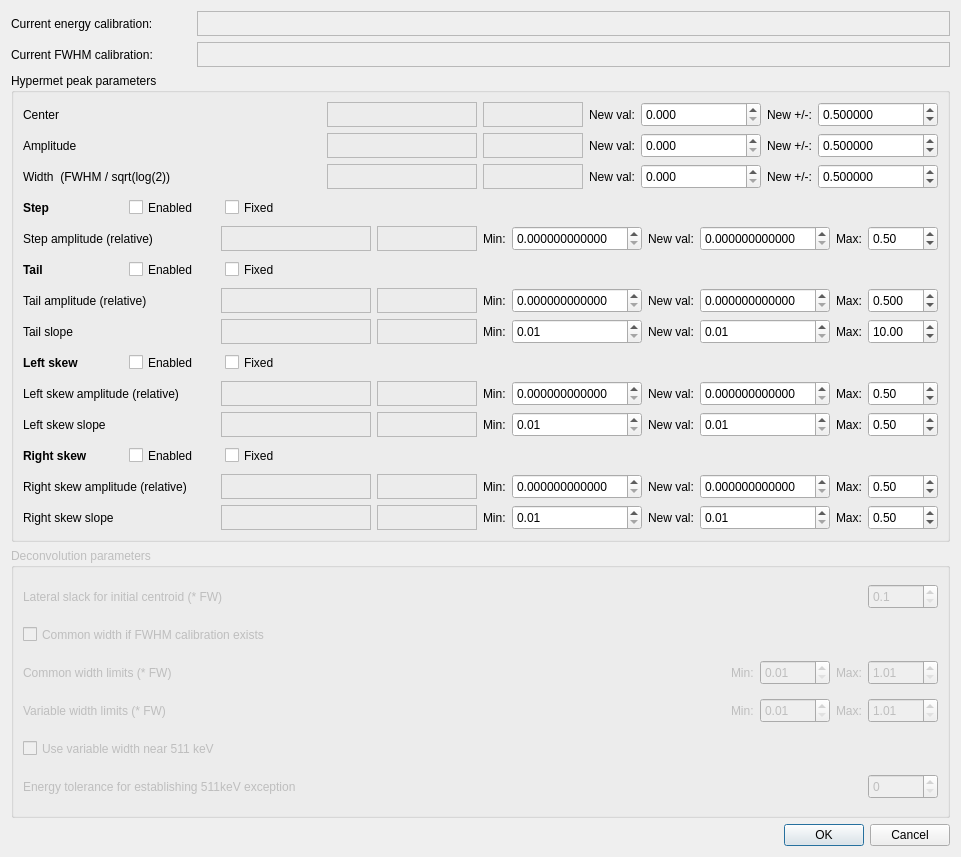
martukas/daquiri-qpx, file source/gui/fitter/FormPeakInfo.ui: the form before one commit.
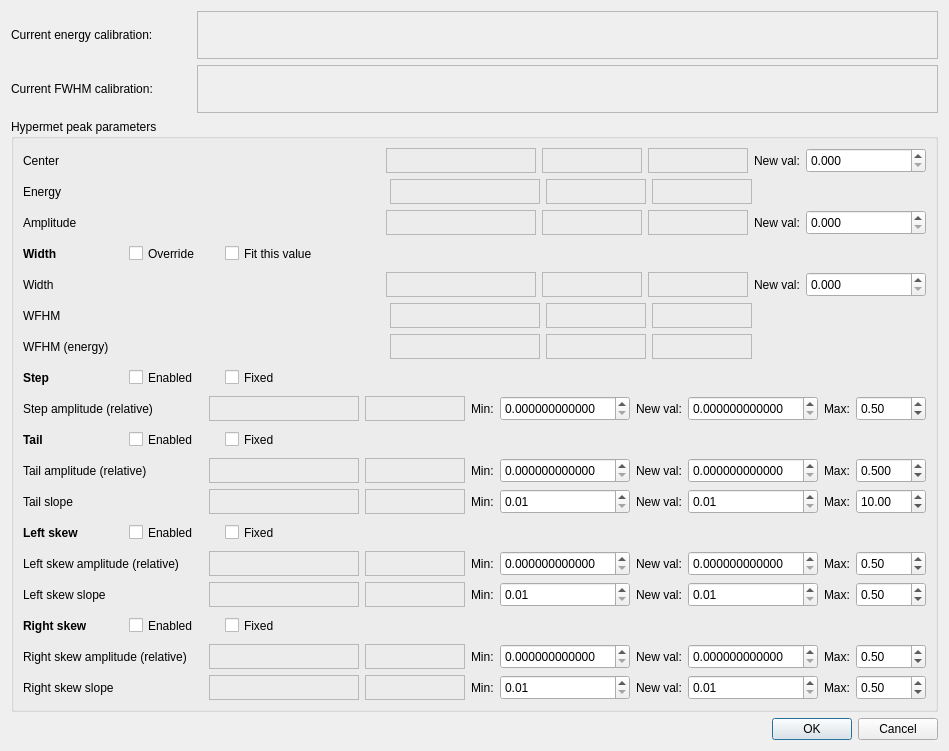
The form after the commit. Icons and pictures are not drawn.

Commit message: "better peak info; updates #6"

```diff
--- a/source/gui/fitter/FormPeakInfo.ui
+++ b/source/gui/fitter/FormPeakInfo.ui
@@ -6,8 +6,8 @@
    <rect>
     <x>0</x>
     <y>0</y>
-    <width>961</width>
-    <height>857</height>
+    <width>949</width>
+    <height>751</height>
    </rect>
   </property>
   <property name="sizePolicy">
@@ -32,7 +32,7 @@
         <string>Hypermet peak parameters</string>
        </property>
        <layout class="QGridLayout" name="gridLayout_3">
-        <item row="1" column="0">
+        <item row="2" column="0">
          <layout class="QHBoxLayout" name="horizontalLayout_33">
           <item>
            <widget class="QLabel" name="label_50">
@@ -81,6 +81,34 @@
             </property>
            </widget>
           </item>
+          <item>
+           <widget class="QLabel" name="labelAmplitudeUncert">
+            <property name="minimumSize">
+             <size>
+              <width>100</width>
+              <height>25</height>
+             </size>
+            </property>
+            <property name="maximumSize">
+             <size>
+              <width>100</width>
+              <height>16777215</height>
+             </size>
+            </property>
+            <property name="frameShape">
+             <enum>QFrame::StyledPanel</enum>
+            </property>
+            <property name="frameShadow">
+             <enum>QFrame::Sunken</enum>
+            </property>
+            <property name="lineWidth">
+             <number>2</number>
+            </property>
+            <property name="text">
+             <string/>
+            </property>
+           </widget>
+          </item>
           <item>
            <widget class="QLabel" name="labelAmplitudePercent">
             <property name="minimumSize">
@@ -162,65 +190,9 @@
             </property>
            </widget>
           </item>
-          <item>
-           <widget class="QLabel" name="label_55">
-            <property name="sizePolicy">
-             <sizepolicy hsizetype="Maximum" vsizetype="Preferred">
-              <horstretch>0</horstretch>
-              <verstretch>0</verstretch>
-             </sizepolicy>
-            </property>
-            <property name="minimumSize">
-             <size>
-              <width>0</width>
-              <height>25</height>
-             </size>
-            </property>
-            <property name="maximumSize">
-             <size>
-              <width>16777215</width>
-              <height>25</height>
-             </size>
-            </property>
-            <property name="text">
-             <string>New +/-:</string>
-            </property>
-           </widget>
-          </item>
-          <item>
-           <widget class="QDoubleSpinBox" name="doubleAmplitudeEpsilon">
-            <property name="minimumSize">
-             <size>
-              <width>120</width>
-              <height>25</height>
-             </size>
-            </property>
-            <property name="maximumSize">
-             <size>
-              <width>120</width>
-              <height>25</height>
-             </size>
-            </property>
-            <property name="decimals">
-             <number>6</number>
-            </property>
-            <property name="minimum">
-             <double>0.000001000000000</double>
-            </property>
-            <property name="maximum">
-             <double>999999999999999945575230987042816.000000000000000</double>
-            </property>
-            <property name="singleStep">
-             <double>0.100000000000000</double>
-            </property>
-            <property name="value">
-             <double>0.500000000000000</double>
-            </property>
-           </widget>
-          </item>
          </layout>
         </item>
-        <item row="4" column="0">
+        <item row="8" column="0">
          <layout class="QHBoxLayout" name="horizontalLayout_12">
           <item>
            <widget class="QLabel" name="label_12">
@@ -461,7 +433,7 @@
           </item>
          </layout>
         </item>
-        <item row="7" column="0">
+        <item row="11" column="0">
          <layout class="QHBoxLayout" name="horizontalLayout_13">
           <item>
            <widget class="QLabel" name="label_16">
@@ -711,7 +683,7 @@
           </item>
          </layout>
         </item>
-        <item row="8" column="0">
+        <item row="12" column="0">
          <layout class="QHBoxLayout" name="horizontalLayout_18">
           <item>
            <widget class="QLabel" name="label_36">
@@ -961,7 +933,7 @@
           </item>
          </layout>
         </item>
-        <item row="11" column="0">
+        <item row="15" column="0">
          <layout class="QHBoxLayout" name="horizontalLayout_14">
           <item>
            <widget class="QLabel" name="label_20">
@@ -1202,7 +1174,7 @@
           </item>
          </layout>
         </item>
-        <item row="12" column="0">
+        <item row="16" column="0">
          <layout class="QHBoxLayout" name="horizontalLayout_17">
           <item>
            <widget class="QLabel" name="label_32">
@@ -1443,7 +1415,7 @@
           </item>
          </layout>
         </item>
-        <item row="15" column="0">
+        <item row="19" column="0">
          <layout class="QHBoxLayout" name="horizontalLayout_15">
           <item>
            <widget class="QLabel" name="label_24">
@@ -1684,7 +1656,7 @@
           </item>
          </layout>
         </item>
-        <item row="16" column="0">
+        <item row="20" column="0">
          <layout class="QHBoxLayout" name="horizontalLayout_16">
           <item>
            <widget class="QLabel" name="label_28">
@@ -1925,7 +1897,7 @@
           </item>
          </layout>
         </item>
-        <item row="3" column="0">
+        <item row="7" column="0">
          <layout class="QHBoxLayout" name="horizontalLayout_19">
           <item>
            <widget class="QLabel" name="label_4">
@@ -2004,7 +1976,7 @@
           </item>
          </layout>
         </item>
-        <item row="13" column="0">
+        <item row="17" column="0">
          <layout class="QHBoxLayout" name="horizontalLayout_28">
           <item>
            <widget class="QLabel" name="label_7">
@@ -2083,7 +2055,7 @@
           </item>
          </layout>
         </item>
-        <item row="10" column="0">
+        <item row="14" column="0">
          <layout class="QHBoxLayout" name="horizontalLayout_27">
           <item>
            <widget class="QLabel" name="label_6">
@@ -2162,7 +2134,7 @@
           </item>
          </layout>
         </item>
-        <item row="6" column="0">
+        <item row="10" column="0">
          <layout class="QHBoxLayout" name="horizontalLayout_26">
           <item>
            <widget class="QLabel" name="label_5">
@@ -2290,6 +2262,34 @@
             </property>
            </widget>
           </item>
+          <item>
+           <widget class="QLabel" name="labelCenterUncert">
+            <property name="minimumSize">
+             <size>
+              <width>100</width>
+              <height>25</height>
+             </size>
+            </property>
+            <property name="maximumSize">
+             <size>
+              <width>100</width>
+              <height>16777215</height>
+             </size>
+            </property>
+            <property name="frameShape">
+             <enum>QFrame::StyledPanel</enum>
+            </property>
+            <property name="frameShadow">
+             <enum>QFrame::Sunken</enum>
+            </property>
+            <property name="lineWidth">
+             <number>2</number>
+            </property>
+            <property name="text">
+             <string/>
+            </property>
+           </widget>
+          </item>
           <item>
            <widget class="QLabel" name="labelCenterPercent">
             <property name="minimumSize">
@@ -2371,65 +2371,9 @@
             </property>
            </widget>
           </item>
-          <item>
-           <widget class="QLabel" name="label_53">
-            <property name="sizePolicy">
-             <sizepolicy hsizetype="Maximum" vsizetype="Preferred">
-              <horstretch>0</horstretch>
-              <verstretch>0</verstretch>
-             </sizepolicy>
-            </property>
-            <property name="minimumSize">
-             <size>
-              <width>0</width>
-              <height>25</height>
-             </size>
-            </property>
-            <property name="maximumSize">
-             <size>
-              <width>16777215</width>
-              <height>25</height>
-             </size>
-            </property>
-            <property name="text">
-             <string>New +/-:</string>
-            </property>
-           </widget>
-          </item>
-          <item>
-           <widget class="QDoubleSpinBox" name="doubleCenterEpsilon">
-            <property name="minimumSize">
-             <size>
-              <width>120</width>
-              <height>25</height>
-             </size>
-            </property>
-            <property name="maximumSize">
-             <size>
-              <width>120</width>
-              <height>25</height>
-             </size>
-            </property>
-            <property name="decimals">
-             <number>6</number>
-            </property>
-            <property name="minimum">
-             <double>0.000001000000000</double>
-            </property>
-            <property name="maximum">
-             <double>500.000000000000000</double>
-            </property>
-            <property name="singleStep">
-             <double>0.010000000000000</double>
-            </property>
-            <property name="value">
-             <double>0.500000000000000</double>
-            </property>
-           </widget>
-          </item>
          </layout>
         </item>
-        <item row="2" column="0">
+        <item row="4" column="0">
          <layout class="QHBoxLayout" name="horizontalLayout_34">
           <item>
            <widget class="QLabel" name="label_56">
@@ -2446,7 +2390,7 @@
              </size>
             </property>
             <property name="text">
-             <string>Width  (FWHM / sqrt(log(2))</string>
+             <string>Width</string>
             </property>
            </widget>
           </item>
@@ -2478,6 +2422,34 @@
             </property>
            </widget>
           </item>
+          <item>
+           <widget class="QLabel" name="labelWidthUncert">
+            <property name="minimumSize">
+             <size>
+              <width>100</width>
+              <height>25</height>
+             </size>
+            </property>
+            <property name="maximumSize">
+             <size>
+              <width>100</width>
+              <height>16777215</height>
+             </size>
+            </property>
+            <property name="frameShape">
+             <enum>QFrame::StyledPanel</enum>
+            </property>
+            <property name="frameShadow">
+             <enum>QFrame::Sunken</enum>
+            </property>
+            <property name="lineWidth">
+             <number>2</number>
+            </property>
+            <property name="text">
+             <string/>
+            </property>
+           </widget>
+          </item>
           <item>
            <widget class="QLabel" name="labelWidthPercent">
             <property name="minimumSize">
@@ -2559,159 +2531,68 @@
             </property>
            </widget>
           </item>
-          <item>
-           <widget class="QLabel" name="label_58">
-            <property name="sizePolicy">
-             <sizepolicy hsizetype="Maximum" vsizetype="Preferred">
-              <horstretch>0</horstretch>
-              <verstretch>0</verstretch>
-             </sizepolicy>
-            </property>
-            <property name="minimumSize">
-             <size>
-              <width>0</width>
-              <height>25</height>
-             </size>
-            </property>
-            <property name="maximumSize">
-             <size>
-              <width>16777215</width>
-              <height>25</height>
-             </size>
-            </property>
-            <property name="text">
-             <string>New +/-:</string>
-            </property>
-           </widget>
-          </item>
-          <item>
-           <widget class="QDoubleSpinBox" name="doubleWidthEpsilon">
-            <property name="minimumSize">
-             <size>
-              <width>120</width>
-              <height>25</height>
-             </size>
-            </property>
-            <property name="maximumSize">
-             <size>
-              <width>120</width>
-              <height>25</height>
-             </size>
-            </property>
-            <property name="decimals">
-             <number>6</number>
-            </property>
-            <property name="minimum">
-             <double>0.100000000000000</double>
-            </property>
-            <property name="maximum">
-             <double>0.990000000000000</double>
-            </property>
-            <property name="singleStep">
-             <double>0.100000000000000</double>
-            </property>
-            <property name="value">
-             <double>0.500000000000000</double>
-            </property>
-           </widget>
-          </item>
          </layout>
         </item>
-       </layout>
-      </widget>
-     </item>
-     <item>
-      <widget class="QGroupBox" name="groupBox_4">
-       <property name="enabled">
-        <bool>false</bool>
-       </property>
-       <property name="title">
-        <string>Deconvolution parameters</string>
-       </property>
-       <layout class="QGridLayout" name="gridLayout_4">
-        <item row="0" column="0">
-         <layout class="QHBoxLayout" name="horizontalLayout_23">
-          <item>
-           <widget class="QLabel" name="label_48">
-            <property name="minimumSize">
-             <size>
-              <width>0</width>
-              <height>25</height>
-             </size>
-            </property>
-            <property name="maximumSize">
-             <size>
-              <width>16777215</width>
-              <height>25</height>
-             </size>
-            </property>
-            <property name="text">
-             <string>Lateral slack for initial centroid (* FW)</string>
-            </property>
-           </widget>
-          </item>
-          <item>
-           <widget class="QDoubleSpinBox" name="doubleLateralSlack">
-            <property name="enabled">
-             <bool>false</bool>
-            </property>
-            <property name="minimumSize">
-             <size>
-              <width>70</width>
-              <height>25</height>
-             </size>
-            </property>
-            <property name="maximumSize">
-             <size>
-              <width>70</width>
-              <height>25</height>
-             </size>
-            </property>
-            <property name="decimals">
-             <number>1</number>
-            </property>
-            <property name="minimum">
-             <double>0.100000000000000</double>
-            </property>
-            <property name="maximum">
-             <double>200.000000000000000</double>
-            </property>
-            <property name="singleStep">
-             <double>0.100000000000000</double>
-            </property>
-            <property name="value">
-             <double>0.100000000000000</double>
-            </property>
-           </widget>
-          </item>
-         </layout>
-        </item>
-        <item row="1" column="0">
-         <widget class="QCheckBox" name="checkWidthCommon">
-          <property name="enabled">
-           <bool>false</bool>
-          </property>
-          <property name="minimumSize">
-           <size>
-            <width>0</width>
-            <height>25</height>
-           </size>
-          </property>
-          <property name="maximumSize">
-           <size>
-            <width>16777215</width>
-            <height>25</height>
-           </size>
-          </property>
-          <property name="text">
-           <string>Common width if FWHM calibration exists</string>
-          </property>
-         </widget>
-        </item>
-        <item row="2" column="0">
+        <item row="3" column="0">
          <layout class="QHBoxLayout" name="horizontalLayout_20">
           <item>
-           <widget class="QLabel" name="label_41">
+           <widget class="QLabel" name="label_8">
+            <property name="sizePolicy">
+             <sizepolicy hsizetype="Maximum" vsizetype="Preferred">
+              <horstretch>0</horstretch>
+              <verstretch>0</verstretch>
+             </sizepolicy>
+            </property>
+            <property name="minimumSize">
+             <size>
+              <width>100</width>
+              <height>0</height>
+             </size>
+            </property>
+            <property name="maximumSize">
+             <size>
+              <width>100</width>
+              <height>16777215</height>
+             </size>
+            </property>
+            <property name="font">
+             <font>
+              <weight>75</weight>
+              <bold>true</bold>
+             </font>
+            </property>
+            <property name="text">
+             <string>Width</string>
+            </property>
+           </widget>
+          </item>
+          <item>
+           <widget class="QCheckBox" name="checkWidthOverride">
+            <property name="enabled">
+             <bool>true</bool>
+            </property>
+            <property name="minimumSize">
+             <size>
+              <width>90</width>
+              <height>25</height>
+             </size>
+            </property>
+            <property name="maximumSize">
+             <size>
+              <width>90</width>
+              <height>25</height>
+             </size>
+            </property>
+            <property name="text">
+             <string>Override</string>
+            </property>
+           </widget>
+          </item>
+          <item>
+           <widget class="QCheckBox" name="checkWidthFit">
+            <property name="enabled">
+             <bool>true</bool>
+            </property>
             <property name="minimumSize">
              <size>
               <width>0</width>
@@ -2725,18 +2606,16 @@
              </size>
             </property>
             <property name="text">
-             <string>Common width limits (* FW)</string>
+             <string>Fit this value</string>
             </property>
            </widget>
           </item>
+         </layout>
+        </item>
+        <item row="1" column="0">
+         <layout class="QHBoxLayout" name="horizontalLayout_36">
           <item>
            <widget class="QLabel" name="label_42">
-            <property name="sizePolicy">
-             <sizepolicy hsizetype="Maximum" vsizetype="Preferred">
-              <horstretch>0</horstretch>
-              <verstretch>0</verstretch>
-             </sizepolicy>
-            </property>
             <property name="minimumSize">
              <size>
               <width>0</width>
@@ -2750,104 +2629,114 @@
              </size>
             </property>
             <property name="text">
-             <string>Min:</string>
+             <string>Energy</string>
             </property>
            </widget>
           </item>
           <item>
-           <widget class="QDoubleSpinBox" name="doubleMinWidthCommon">
-            <property name="enabled">
-             <bool>false</bool>
-            </property>
+           <widget class="QLabel" name="labelEnergy">
             <property name="minimumSize">
              <size>
-              <width>70</width>
+              <width>150</width>
               <height>25</height>
              </size>
             </property>
             <property name="maximumSize">
              <size>
-              <width>70</width>
-              <height>25</height>
+              <width>150</width>
+              <height>16777215</height>
              </size>
             </property>
-            <property name="decimals">
-             <number>2</number>
+            <property name="frameShape">
+             <enum>QFrame::StyledPanel</enum>
             </property>
-            <property name="minimum">
-             <double>0.010000000000000</double>
+            <property name="frameShadow">
+             <enum>QFrame::Sunken</enum>
             </property>
-            <property name="maximum">
-             <double>0.990000000000000</double>
+            <property name="lineWidth">
+             <number>2</number>
             </property>
-            <property name="singleStep">
-             <double>0.010000000000000</double>
+            <property name="text">
+             <string/>
             </property>
            </widget>
           </item>
           <item>
-           <widget class="QLabel" name="label_44">
-            <property name="sizePolicy">
-             <sizepolicy hsizetype="Maximum" vsizetype="Preferred">
-              <horstretch>0</horstretch>
-              <verstretch>0</verstretch>
-             </sizepolicy>
-            </property>
+           <widget class="QLabel" name="labelEnergyUncert">
             <property name="minimumSize">
              <size>
-              <width>0</width>
+              <width>100</width>
               <height>25</height>
              </size>
             </property>
             <property name="maximumSize">
              <size>
-              <width>16777215</width>
-              <height>25</height>
+              <width>100</width>
+              <height>16777215</height>
              </size>
             </property>
+            <property name="frameShape">
+             <enum>QFrame::StyledPanel</enum>
+            </property>
+            <property name="frameShadow">
+             <enum>QFrame::Sunken</enum>
+            </property>
+            <property name="lineWidth">
+             <number>2</number>
+            </property>
             <property name="text">
-             <string>Max:</string>
+             <string/>
             </property>
            </widget>
           </item>
           <item>
-           <widget class="QDoubleSpinBox" name="doubleMaxWidthCommon">
-            <property name="enabled">
-             <bool>false</bool>
-            </property>
+           <widget class="QLabel" name="labelEnergyPercent">
             <property name="minimumSize">
              <size>
-              <width>70</width>
+              <width>100</width>
               <height>25</height>
              </size>
             </property>
             <property name="maximumSize">
              <size>
-              <width>70</width>
-              <height>25</height>
+              <width>100</width>
+              <height>16777215</height>
              </size>
             </property>
-            <property name="decimals">
+            <property name="frameShape">
+             <enum>QFrame::StyledPanel</enum>
+            </property>
+            <property name="frameShadow">
+             <enum>QFrame::Sunken</enum>
+            </property>
+            <property name="lineWidth">
              <number>2</number>
             </property>
-            <property name="minimum">
-             <double>1.010000000000000</double>
+            <property name="text">
+             <string/>
             </property>
-            <property name="maximum">
-             <double>10.000000000000000</double>
+           </widget>
+          </item>
+          <item>
+           <spacer name="horizontalSpacer">
+            <property name="orientation">
+             <enum>Qt::Horizontal</enum>
             </property>
-            <property name="singleStep">
-             <double>0.010000000000000</double>
+            <property name="sizeType">
+             <enum>QSizePolicy::Maximum</enum>
             </property>
-            <property name="value">
-             <double>1.010000000000000</double>
+            <property name="sizeHint" stdset="0">
+             <size>
+              <width>174</width>
+              <height>20</height>
+             </size>
             </property>
-           </widget>
+           </spacer>
           </item>
          </layout>
         </item>
-        <item row="3" column="0">
-         <layout class="QHBoxLayout" name="horizontalLayout_21">
+        <item row="6" column="0">
+         <layout class="QHBoxLayout" name="horizontalLayout_37">
           <item>
            <widget class="QLabel" name="label_43">
             <property name="minimumSize">
@@ -2863,153 +2752,116 @@
              </size>
             </property>
             <property name="text">
-             <string>Variable width limits (* FW)</string>
+             <string>WFHM (energy)</string>
             </property>
            </widget>
           </item>
           <item>
-           <widget class="QLabel" name="label_45">
-            <property name="sizePolicy">
-             <sizepolicy hsizetype="Maximum" vsizetype="Preferred">
-              <horstretch>0</horstretch>
-              <verstretch>0</verstretch>
-             </sizepolicy>
-            </property>
+           <widget class="QLabel" name="labelFWEnergy">
             <property name="minimumSize">
              <size>
-              <width>0</width>
+              <width>150</width>
               <height>25</height>
              </size>
             </property>
             <property name="maximumSize">
              <size>
-              <width>16777215</width>
-              <height>25</height>
+              <width>150</width>
+              <height>16777215</height>
              </size>
             </property>
+            <property name="frameShape">
+             <enum>QFrame::StyledPanel</enum>
+            </property>
+            <property name="frameShadow">
+             <enum>QFrame::Sunken</enum>
+            </property>
+            <property name="lineWidth">
+             <number>2</number>
+            </property>
             <property name="text">
-             <string>Min:</string>
+             <string/>
             </property>
            </widget>
           </item>
           <item>
-           <widget class="QDoubleSpinBox" name="doubleMinWidthVariable">
-            <property name="enabled">
-             <bool>false</bool>
-            </property>
+           <widget class="QLabel" name="labelFWEnergyUncert">
             <property name="minimumSize">
              <size>
-              <width>70</width>
+              <width>100</width>
               <height>25</height>
              </size>
             </property>
             <property name="maximumSize">
              <size>
-              <width>70</width>
-              <height>25</height>
+              <width>100</width>
+              <height>16777215</height>
              </size>
             </property>
-            <property name="decimals">
-             <number>2</number>
+            <property name="frameShape">
+             <enum>QFrame::StyledPanel</enum>
             </property>
-            <property name="minimum">
-             <double>0.010000000000000</double>
+            <property name="frameShadow">
+             <enum>QFrame::Sunken</enum>
             </property>
-            <property name="maximum">
-             <double>0.990000000000000</double>
+            <property name="lineWidth">
+             <number>2</number>
             </property>
-            <property name="singleStep">
-             <double>0.010000000000000</double>
+            <property name="text">
+             <string/>
             </property>
            </widget>
           </item>
           <item>
-           <widget class="QLabel" name="label_46">
-            <property name="sizePolicy">
-             <sizepolicy hsizetype="Maximum" vsizetype="Preferred">
-              <horstretch>0</horstretch>
-              <verstretch>0</verstretch>
-             </sizepolicy>
-            </property>
+           <widget class="QLabel" name="labelFWEnergyPercent">
             <property name="minimumSize">
              <size>
-              <width>0</width>
+              <width>100</width>
               <height>25</height>
              </size>
             </property>
             <property name="maximumSize">
              <size>
-              <width>16777215</width>
-              <height>25</height>
+              <width>100</width>
+              <height>16777215</height>
              </size>
             </property>
+            <property name="frameShape">
+             <enum>QFrame::StyledPanel</enum>
+            </property>
+            <property name="frameShadow">
+             <enum>QFrame::Sunken</enum>
+            </property>
+            <property name="lineWidth">
+             <number>2</number>
+            </property>
             <property name="text">
-             <string>Max:</string>
+             <string/>
             </property>
            </widget>
           </item>
           <item>
-           <widget class="QDoubleSpinBox" name="doubleMaxWidthVariable">
-            <property name="enabled">
-             <bool>false</bool>
+           <spacer name="horizontalSpacer_2">
+            <property name="orientation">
+             <enum>Qt::Horizontal</enum>
             </property>
-            <property name="minimumSize">
-             <size>
-              <width>70</width>
-              <height>25</height>
-             </size>
+            <property name="sizeType">
+             <enum>QSizePolicy::Maximum</enum>
             </property>
-            <property name="maximumSize">
+            <property name="sizeHint" stdset="0">
              <size>
-              <width>70</width>
-              <height>25</height>
+              <width>174</width>
+              <height>20</height>
              </size>
             </property>
-            <property name="decimals">
-             <number>2</number>
-            </property>
-            <property name="minimum">
-             <double>1.010000000000000</double>
-            </property>
-            <property name="maximum">
-             <double>10.000000000000000</double>
-            </property>
-            <property name="singleStep">
-             <double>0.010000000000000</double>
-            </property>
-            <property name="value">
-             <double>1.010000000000000</double>
-            </property>
-           </widget>
+           </spacer>
           </item>
          </layout>
         </item>
-        <item row="4" column="0">
-         <widget class="QCheckBox" name="checkWidthAt511">
-          <property name="enabled">
-           <bool>false</bool>
-          </property>
-          <property name="minimumSize">
-           <size>
-            <width>0</width>
-            <height>25</height>
-           </size>
-          </property>
-          <property name="maximumSize">
-           <size>
-            <width>16777215</width>
-            <height>25</height>
-           </size>
-          </property>
-          <property name="text">
-           <string>Use variable width near 511 keV</string>
-          </property>
-         </widget>
-        </item>
         <item row="5" column="0">
-         <layout class="QHBoxLayout" name="horizontalLayout_22">
+         <layout class="QHBoxLayout" name="horizontalLayout_38">
           <item>
-           <widget class="QLabel" name="label_47">
+           <widget class="QLabel" name="label_44">
             <property name="minimumSize">
              <size>
               <width>0</width>
@@ -3023,29 +2875,110 @@
              </size>
             </property>
             <property name="text">
-             <string>Energy tolerance for establishing 511keV exception</string>
+             <string>WFHM</string>
             </property>
            </widget>
           </item>
           <item>
-           <widget class="QSpinBox" name="spinWidthAt511Tolerance">
-            <property name="enabled">
-             <bool>false</bool>
+           <widget class="QLabel" name="labelFWHM">
+            <property name="minimumSize">
+             <size>
+              <width>150</width>
+              <height>25</height>
+             </size>
             </property>
+            <property name="maximumSize">
+             <size>
+              <width>150</width>
+              <height>16777215</height>
+             </size>
+            </property>
+            <property name="frameShape">
+             <enum>QFrame::StyledPanel</enum>
+            </property>
+            <property name="frameShadow">
+             <enum>QFrame::Sunken</enum>
+            </property>
+            <property name="lineWidth">
+             <number>2</number>
+            </property>
+            <property name="text">
+             <string/>
+            </property>
+           </widget>
+          </item>
+          <item>
+           <widget class="QLabel" name="labelFWHMUncert">
             <property name="minimumSize">
              <size>
-              <width>70</width>
+              <width>100</width>
               <height>25</height>
              </size>
             </property>
             <property name="maximumSize">
              <size>
-              <width>70</width>
+              <width>100</width>
+              <height>16777215</height>
+             </size>
+            </property>
+            <property name="frameShape">
+             <enum>QFrame::StyledPanel</enum>
+            </property>
+            <property name="frameShadow">
+             <enum>QFrame::Sunken</enum>
+            </property>
+            <property name="lineWidth">
+             <number>2</number>
+            </property>
+            <property name="text">
+             <string/>
+            </property>
+           </widget>
+          </item>
+          <item>
+           <widget class="QLabel" name="labelFWHMPercent">
+            <property name="minimumSize">
+             <size>
+              <width>100</width>
               <height>25</height>
              </size>
             </property>
+            <property name="maximumSize">
+             <size>
+              <width>100</width>
+              <height>16777215</height>
+             </size>
+            </property>
+            <property name="frameShape">
+             <enum>QFrame::StyledPanel</enum>
+            </property>
+            <property name="frameShadow">
+             <enum>QFrame::Sunken</enum>
+            </property>
+            <property name="lineWidth">
+             <number>2</number>
+            </property>
+            <property name="text">
+             <string/>
+            </property>
            </widget>
           </item>
+          <item>
+           <spacer name="horizontalSpacer_3">
+            <property name="orientation">
+             <enum>Qt::Horizontal</enum>
+            </property>
+            <property name="sizeType">
+             <enum>QSizePolicy::Maximum</enum>
+            </property>
+            <property name="sizeHint" stdset="0">
+             <size>
+              <width>174</width>
+              <height>20</height>
+             </size>
+            </property>
+           </spacer>
+          </item>
          </layout>
         </item>
        </layout>
@@ -3095,7 +3028,7 @@
        <item>
         <widget class="QLabel" name="labelCaliEnergy">
          <property name="sizePolicy">
-          <sizepolicy hsizetype="MinimumExpanding" vsizetype="Preferred">
+          <sizepolicy hsizetype="MinimumExpanding" vsizetype="MinimumExpanding">
            <horstretch>0</horstretch>
            <verstretch>0</verstretch>
           </sizepolicy>
@@ -3109,7 +3042,7 @@
          <property name="maximumSize">
           <size>
            <width>16777215</width>
-           <height>25</height>
+           <height>16777215</height>
           </size>
          </property>
          <property name="frameShape">
@@ -3158,7 +3091,7 @@
        <item>
         <widget class="QLabel" name="labelCaliFWHM">
          <property name="sizePolicy">
-          <sizepolicy hsizetype="MinimumExpanding" vsizetype="Preferred">
+          <sizepolicy hsizetype="MinimumExpanding" vsizetype="MinimumExpanding">
            <horstretch>0</horstretch>
            <verstretch>0</verstretch>
           </sizepolicy>
@@ -3172,7 +3105,7 @@
          <property name="maximumSize">
           <size>
            <width>16777215</width>
-           <height>25</height>
+           <height>16777215</height>
           </size>
          </property>
          <property name="frameShape">
```
Left out of the diff: 14 changed lines with no effect on the pictures. The commit also changes 3 other files.
